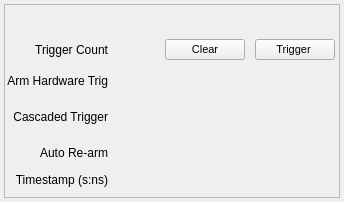
slac-epics/ATCACommon, file pydm/triggerSettings.ui: the form before one commit.
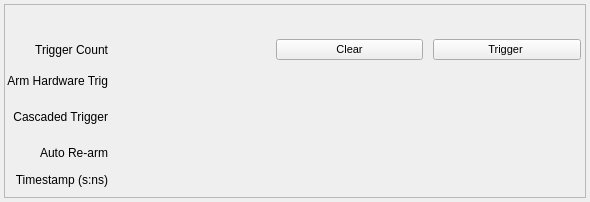
The form after the commit. Custom widgets are drawn as their Qt base class.

Commit message: Fixed bug with Trigger button

```diff
--- a/pydm/triggerSettings.ui
+++ b/pydm/triggerSettings.ui
@@ -6,7 +6,7 @@
    <rect>
     <x>0</x>
     <y>0</y>
-    <width>344</width>
+    <width>590</width>
     <height>202</height>
    </rect>
   </property>
@@ -34,7 +34,7 @@
      <property name="frameShadow">
       <enum>QFrame::Raised</enum>
      </property>
-     <layout class="QGridLayout" name="gridLayout_2" rowstretch="1,0,0,0,0,0,0,0">
+     <layout class="QGridLayout" name="gridLayout_2" rowstretch="1,0,0,0,0,0,0">
       <property name="leftMargin">
        <number>2</number>
       </property>
```
Left out of the diff: 6 changed lines with no effect on the pictures. The commit also changes 2 other files.
